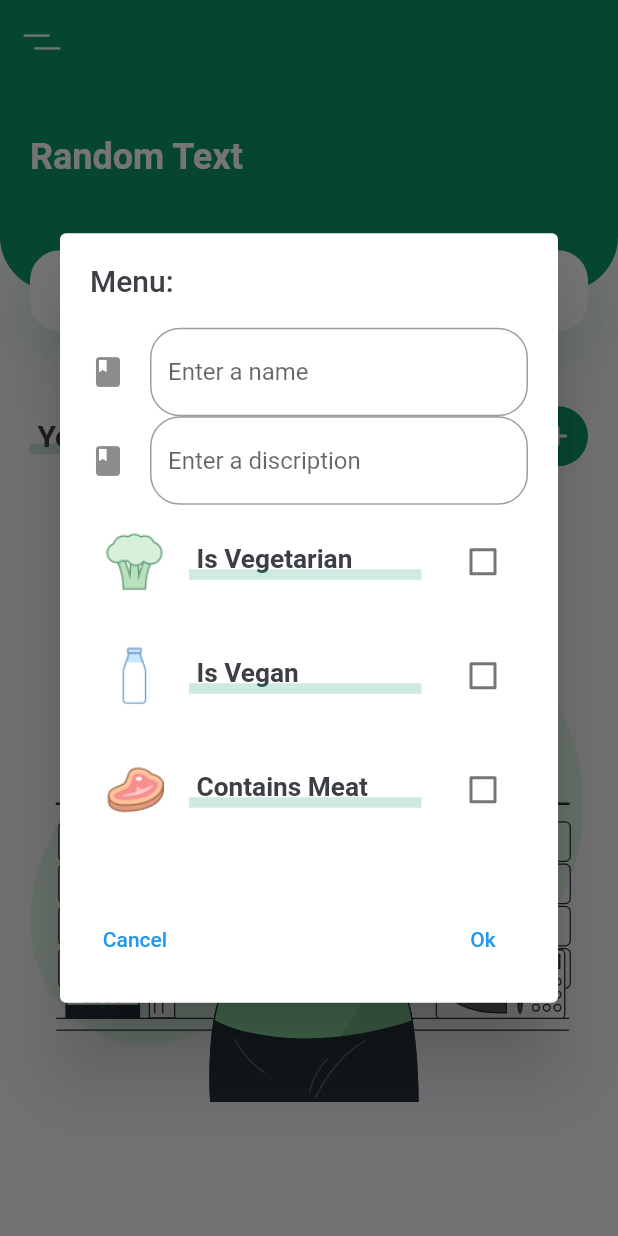
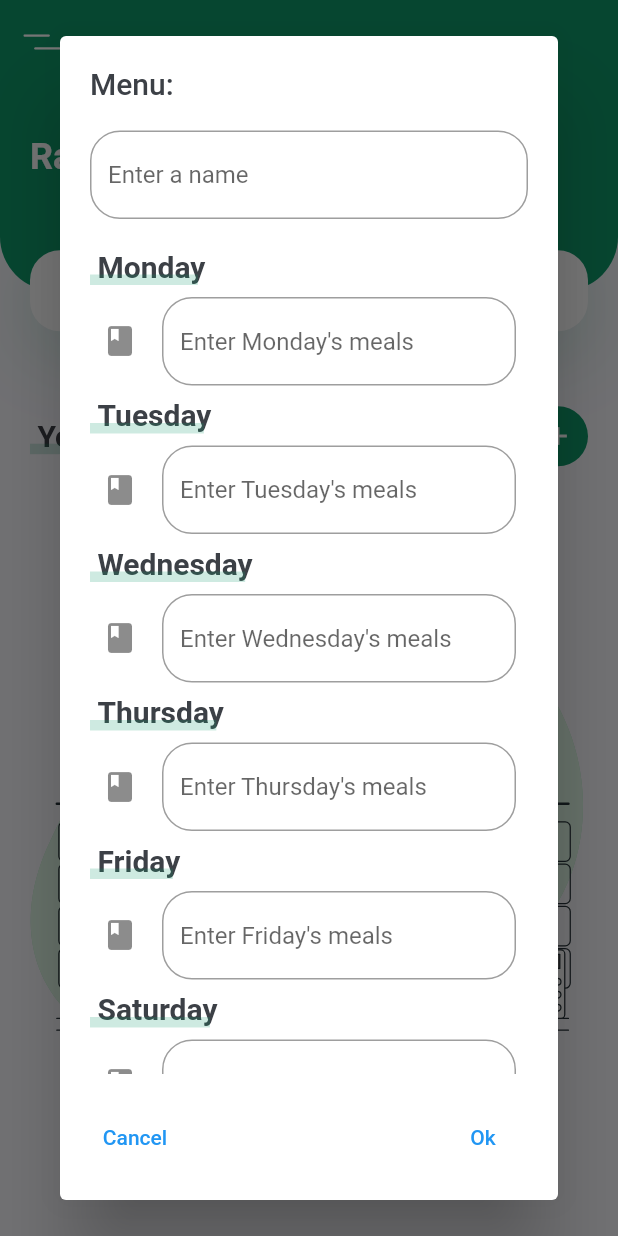
Before and after one commit to kddinev18/healthy-cross-mobile-application, a Flutter app: the screen it shows after launch, after a tap on the "add" icon, on a phone screen of 412 x 824 dp. Run offline on Flutter 3.47's test engine with Material 2 defaults, Android fonts, the phone set to English and light mode, and no system bars; our stand-ins replace flutter_svg.

Commit message:
Add separate text fild for each day in the week

```diff
--- a/healthy_app/lib/screens/home/components/body.dart
+++ b/healthy_app/lib/screens/home/components/body.dart
@@ -17,10 +17,13 @@ class Body extends StatefulWidget {
 class _BodyState extends State<Body> {
   List<int> bottom = <int>[0];
   List<String> names = <String>[];
-  List<String> decriptions = <String>[];
+
   List<bool> isVegetarian = <bool>[];
   List<bool> isVegen = <bool>[];
   List<bool> containsMeat = <bool>[];
+
+  List<List<String>> dayOfTheWeek = <List<String>>[];
+
   @override
   Widget build(BuildContext context) {
     Size size = MediaQuery.of(context).size;
@@ -89,7 +92,7 @@ class _BodyState extends State<Body> {
                               path3: imageShower(
                                   "assets/icons/icons8-meat-50.png",
                                   containsMeat[index]),
-                              content: decriptions[index],
+                              content: dayOfTheWeek[index],
                             );
                           },
                           childCount: bottom.length - 1,
@@ -105,12 +108,18 @@ class _BodyState extends State<Body> {
   }
 
   AlertDialog addMenuPopUp(BuildContext context) {
-    bool isVegetarianCB = false;
-    bool isVeganCB = false;
-    bool containsMeatCB = false;
+    TextEditingController nameController = TextEditingController();
 
-    TextEditingController nameController = TextEditingController();
-    TextEditingController contentController = TextEditingController();
+    List<TextEditingController> dayOfTheWeekController =
+        <TextEditingController>[
+      TextEditingController(),
+      TextEditingController(),
+      TextEditingController(),
+      TextEditingController(),
+      TextEditingController(),
+      TextEditingController(),
+      TextEditingController(),
+    ];
 
     return AlertDialog(
       scrollable: true,
@@ -122,25 +131,47 @@ class _BodyState extends State<Body> {
         width: MediaQuery.of(context).size.width - kDefaultPadding * 2,
         child: Column(
           children: [
-            TextFormField(
-                controller: nameController,
-                decoration: const InputDecoration(
+            Padding(
+              padding: const EdgeInsets.only(bottom: kDefaultPadding),
+              child: TextFormField(
+                  controller: nameController,
+                  decoration: const InputDecoration(
                     border: OutlineInputBorder(
                         gapPadding: kDefaultPadding / 5,
                         borderRadius:
                             BorderRadius.all(Radius.circular(kDefaultPadding))),
                     hintText: 'Enter a name',
-                    icon: Icon(Icons.book))),
-            TextFormField(
-                controller: contentController,
-                maxLines: null,
-                decoration: const InputDecoration(
-                    border: OutlineInputBorder(
-                        gapPadding: kDefaultPadding / 5,
-                        borderRadius:
-                            BorderRadius.all(Radius.circular(kDefaultPadding))),
-                    hintText: 'Enter a discription',
-                    icon: Icon(Icons.book))),
+                    //icon: Icon(Icons.book)
+                  )),
+            ),
+            TitleWithTextField(
+                contentController: dayOfTheWeekController[0],
+                text: "Monday",
+                description: "Enter Monday's meals"),
+            TitleWithTextField(
+                contentController: dayOfTheWeekController[1],
+                text: "Tuesday",
+                description: "Enter Tuesday's meals"),
+            TitleWithTextField(
+                contentController: dayOfTheWeekController[2],
+                text: "Wednesday",
+                description: "Enter Wednesday's meals"),
+            TitleWithTextField(
+                contentController: dayOfTheWeekController[3],
+                text: "Thursday",
+                description: "Enter Thursday's meals"),
+            TitleWithTextField(
+                contentController: dayOfTheWeekController[4],
+                text: "Friday",
+                description: "Enter Friday's meals"),
+            TitleWithTextField(
+                contentController: dayOfTheWeekController[5],
+                text: "Saturday",
+                description: "Enter Saturday's meals"),
+            TitleWithTextField(
+                contentController: dayOfTheWeekController[6],
+                text: "Sunday",
+                description: "Enter Sunday's meals"),
             CheckBox("Is Vegetarian", 17.5,
                 "assets/icons/icons8-broccoli-50.png", "vegetarian"),
             CheckBox("Is Vegan", 17.5, "assets/icons/icons8-milk-bottle-50.png",
@@ -169,7 +200,17 @@ class _BodyState extends State<Body> {
               TextButton(
                 onPressed: () {
                   setState(() {
-                    if (nameController.text == "") {
+                    names.add(nameController.text ?? "Empty");
+                    dayOfTheWeek.add(<String>[
+                      dayOfTheWeekController[0].text,
+                      dayOfTheWeekController[1].text,
+                      dayOfTheWeekController[2].text,
+                      dayOfTheWeekController[3].text,
+                      dayOfTheWeekController[4].text,
+                      dayOfTheWeekController[5].text,
+                      dayOfTheWeekController[6].text,
+                    ]);
+                    /*if (nameController.text == "") {
                       names.add("Empty");
                     } else {
                       names.add(nameController.text);
@@ -178,10 +219,7 @@ class _BodyState extends State<Body> {
                       decriptions.add("Empty");
                     } else {
                       decriptions.add(contentController.text);
-                    }
-                    /*isVegetarian.add(isVegetarianCB);
-                    isVegen.add(isVeganCB);
-                    containsMeat.add(containsMeatCB);*/
+                    }*/
 
                     bottom.add(bottom.length);
                   });
@@ -248,3 +286,39 @@ class _BodyState extends State<Body> {
     });
   }
 }
+
+class TitleWithTextField extends StatelessWidget {
+  const TitleWithTextField({
+    Key key,
+    @required this.contentController,
+    @required this.text,
+    @required this.description,
+  }) : super(key: key);
+
+  final String description;
+  final String text;
+  final TextEditingController contentController;
+
+  @override
+  Widget build(BuildContext context) {
+    return Column(
+      crossAxisAlignment: CrossAxisAlignment.start,
+      children: [
+        TitleWithUnderscore(text: text, size: 20),
+        Padding(
+          padding: const EdgeInsets.all(8.0),
+          child: TextFormField(
+              controller: contentController,
+              maxLines: null,
+              decoration: InputDecoration(
+                  border: const OutlineInputBorder(
+                      gapPadding: kDefaultPadding / 5,
+                      borderRadius:
+                          BorderRadius.all(Radius.circular(kDefaultPadding))),
+                  hintText: description,
+                  icon: const Icon(Icons.book))),
+        ),
+      ],
+    );
+  }
+}
--- a/healthy_app/lib/screens/home/components/menu_container.dart
+++ b/healthy_app/lib/screens/home/components/menu_container.dart
@@ -13,8 +13,9 @@ class RecipeContainer extends StatelessWidget {
       required this.content})
       : super(key: key);
 
+  final List<String> content;
+
   final String name;
-  final String content;
   final String path1;
   final String path2;
   final String path3;
@@ -46,7 +47,7 @@ class RecipeContainer extends StatelessWidget {
                   borderRadius: BorderRadius.circular(15),
                   color: Colors.white.withOpacity(0.25)),
               child: Padding(
-                padding: const EdgeInsets.all(12.5),
+                padding: const EdgeInsets.all(13),
                 child: Row(
                   children: [
                     Text(
@@ -69,11 +70,19 @@ class RecipeContainer extends StatelessWidget {
     );
   }
 
-  Widget _buildPopupDialog(BuildContext context, String content) {
+  Widget _buildPopupDialog(BuildContext context, List<String> content) {
     return AlertDialog(
       title: const Text('Menu: '),
       content: Column(
-        children: [Text(content)],
+        children: [
+          Text(content[0]),
+          Text(content[1]),
+          Text(content[2]),
+          Text(content[3]),
+          Text(content[4]),
+          Text(content[5]),
+          Text(content[6]),
+        ],
       ),
       actions: [
         TextButton(
```
